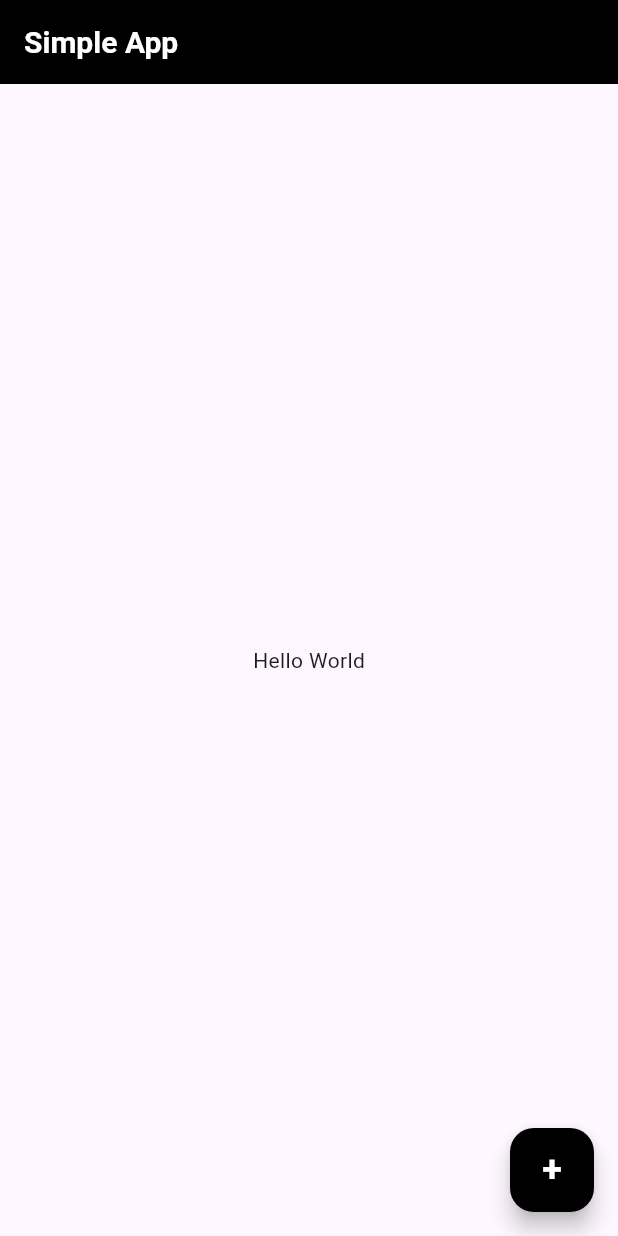
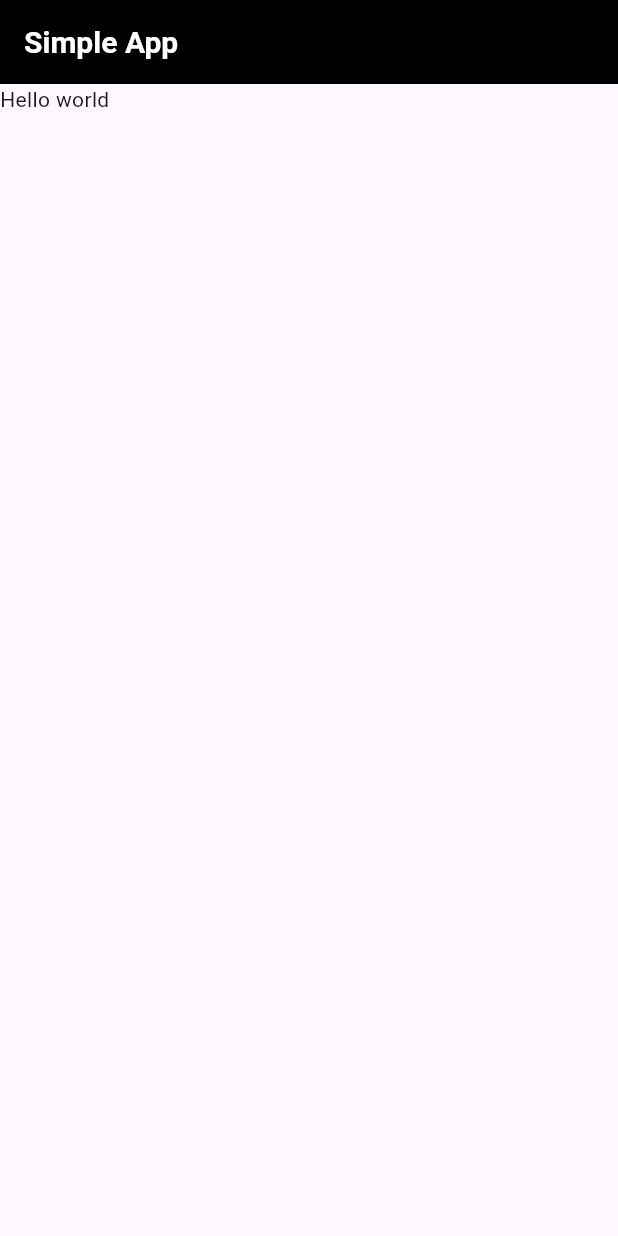
Before and after one commit to Emekaony/Flutter_Refresher, a Flutter app: the screen it shows after launch, on a phone screen of 412 x 824 dp. Run offline on Flutter 3.47's test engine with Material 3 defaults, Android fonts, the phone set to English and light mode, and no system bars.

Commit message:
Made some simple changes

```diff
--- a/lib/main.dart
+++ b/lib/main.dart
@@ -1,5 +1,3 @@
-import 'dart:developer';
-
 import 'package:flutter/material.dart';
 
 void main() {
@@ -28,16 +26,7 @@ class MyApp extends StatelessWidget {
             fontSize: 20,
           ),
         ),
-        body: Center(child: Text("Hello World")),
-        floatingActionButton: FloatingActionButton(
-          onPressed: () {
-            log("Pressed add floating action button");
-          },
-          child: Text(
-            "+",
-            style: TextStyle(fontWeight: FontWeight.bold, fontSize: 24),
-          ),
-        ),
+        body: Text("Hello world"),
       ),
     );
   }
```
